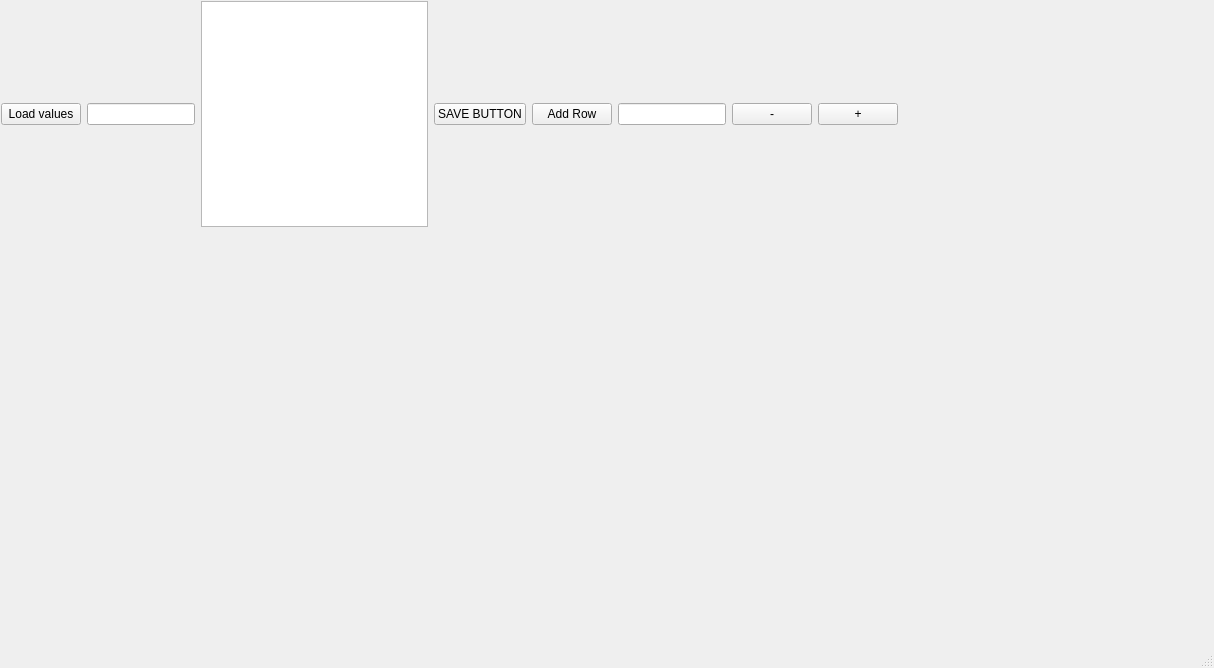
This is mainwindow.ui in Sangameeee/cmmsMini as Qt 5 draws it before an edit. The edited form follows.
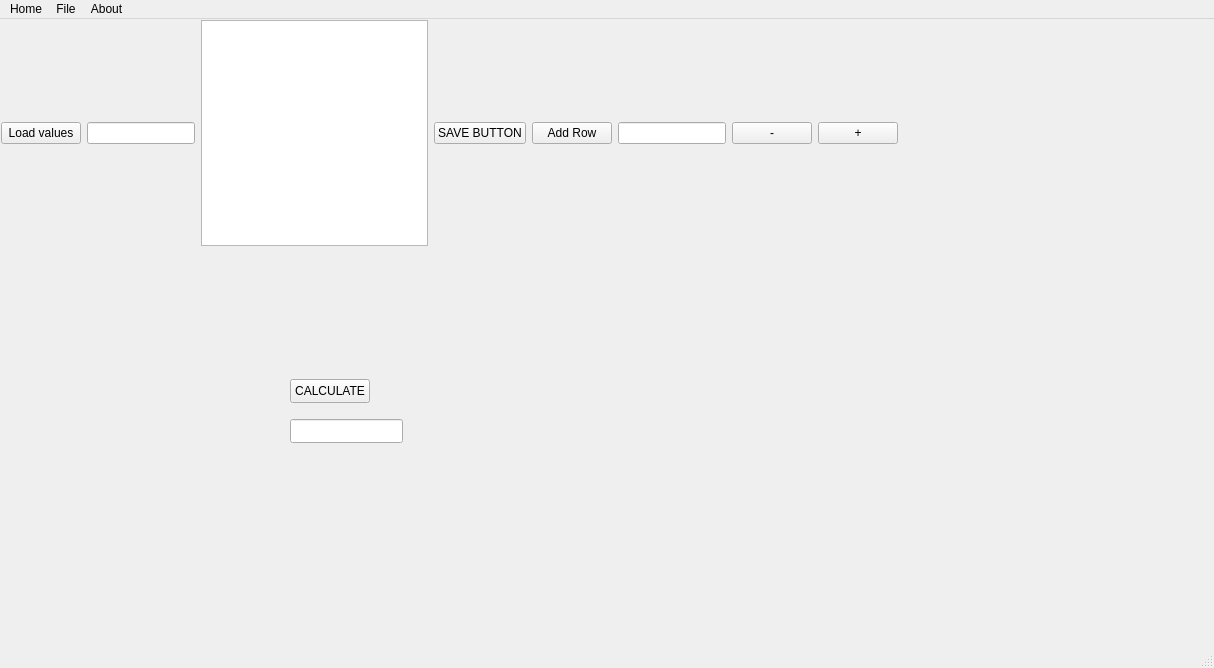
This is the edited form. Icons and pictures are not drawn.

```diff
--- a/mainwindow.ui
+++ b/mainwindow.ui
@@ -136,6 +136,41 @@
      </item>
     </layout>
    </widget>
+   <widget class="QPushButton" name="calculateButton">
+    <property name="geometry">
+     <rect>
+      <x>290</x>
+      <y>360</y>
+      <width>80</width>
+      <height>24</height>
+     </rect>
+    </property>
+    <property name="sizePolicy">
+     <sizepolicy hsizetype="Fixed" vsizetype="Fixed">
+      <horstretch>0</horstretch>
+      <verstretch>0</verstretch>
+     </sizepolicy>
+    </property>
+    <property name="text">
+     <string>CALCULATE</string>
+    </property>
+   </widget>
+   <widget class="QLineEdit" name="lineEditCalculate">
+    <property name="geometry">
+     <rect>
+      <x>290</x>
+      <y>400</y>
+      <width>113</width>
+      <height>24</height>
+     </rect>
+    </property>
+    <property name="sizePolicy">
+     <sizepolicy hsizetype="Fixed" vsizetype="Fixed">
+      <horstretch>0</horstretch>
+      <verstretch>0</verstretch>
+     </sizepolicy>
+    </property>
+   </widget>
   </widget>
   <widget class="QMenuBar" name="menubar">
    <property name="geometry">
@@ -146,6 +181,29 @@
      <height>25</height>
     </rect>
    </property>
+   <widget class="QMenu" name="menuFile">
+    <property name="title">
+     <string>File</string>
+    </property>
+    <addaction name="actionSave"/>
+    <addaction name="actionLoad"/>
+    <addaction name="actionPrint"/>
+    <addaction name="clear"/>
+   </widget>
+   <widget class="QMenu" name="menuAbout">
+    <property name="title">
+     <string>About</string>
+    </property>
+    <addaction name="actionQt_Version"/>
+   </widget>
+   <widget class="QMenu" name="menuHome">
+    <property name="title">
+     <string>Home</string>
+    </property>
+   </widget>
+   <addaction name="menuHome"/>
+   <addaction name="menuFile"/>
+   <addaction name="menuAbout"/>
   </widget>
   <widget class="QStatusBar" name="statusbar"/>
  </widget>
```
Left out of the diff: 47 changed lines with no effect on the pictures.
